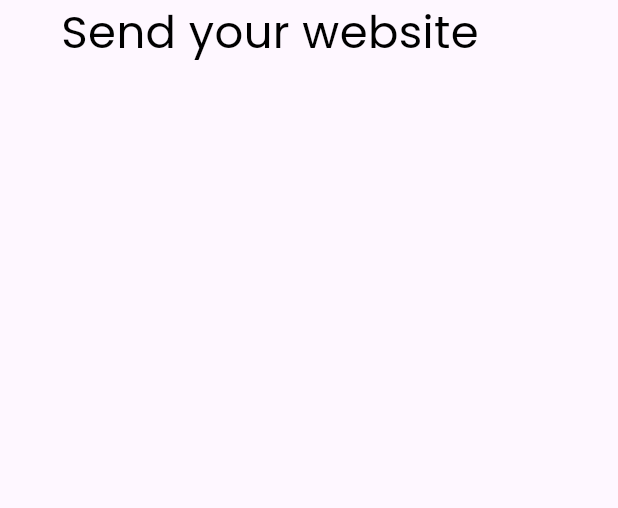
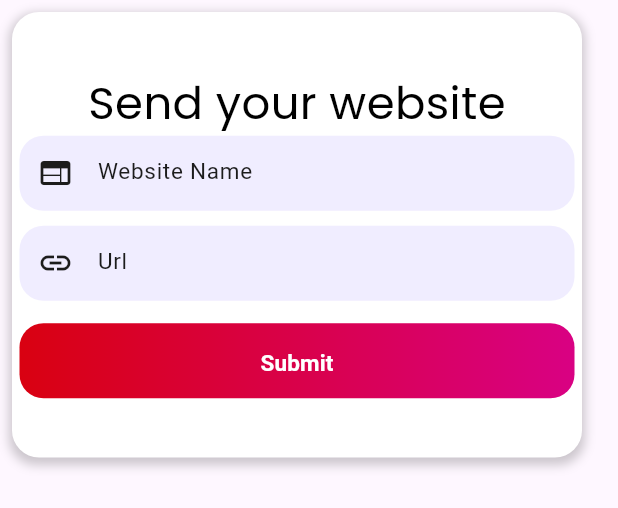
Before and after one commit to Rostomgh/Satim_App, a Flutter app: the CustomCard widget shown alone on an empty page, opened directly, on a phone screen of 412 x 824 dp. Shown: the top 508 px of the screen. Run offline on Flutter 3.47's test engine with Material 3 defaults, Android fonts, the light colour scheme and no system bars; our stand-ins replace bloc, dio, flutter_bloc, hugeicons.

Commit message:
fix nav_bar

```diff
--- a/lib/Logic/layout/layout_cubit.dart
+++ b/lib/Logic/layout/layout_cubit.dart
@@ -1,6 +1,8 @@
 import 'package:flutter/material.dart';
 import 'package:flutter_bloc/flutter_bloc.dart';
 import 'package:satim_hack/features/home/presentation/view/HomeScreen.dart';
+import 'package:satim_hack/features/home/presentation/view/NotifyScreen.dart';
+import 'package:satim_hack/features/home/presentation/view/ProfileScreen.dart';
 
 
 part 'layout_state.dart';
@@ -9,8 +11,8 @@ class LayoutCubit extends Cubit<LayoutState> {
   LayoutCubit() : super(LayoutInitial());
   List<Widget> pages = [
     const HomeScreen(),
-    //const SearchScreen(),
-    //const EventExploreScreen(),
+    const Notifyscreen(),
+    const Profilescreen(),
 
   ];
   static LayoutCubit get(context) => BlocProvider.of(context);
--- a/lib/core/Router/OngenerateRoute.dart
+++ b/lib/core/Router/OngenerateRoute.dart
@@ -1,6 +1,7 @@
 import 'package:flutter/material.dart';
 import 'package:satim_hack/core/Router/ErrorRoute.dart';
 import 'package:satim_hack/core/Ui/LogoScreen.dart';
+import 'package:satim_hack/core/helper/layout.dart';
 import 'package:satim_hack/features/Auth/presentation/view/LoginScreen.dart';
 import 'package:satim_hack/features/Auth/presentation/view/SignupScreen.dart';
 import 'package:satim_hack/features/home/presentation/view/HomeScreen.dart';
@@ -16,6 +17,9 @@ class AppRoute {
         return MaterialPageRoute(builder: (_) => const SignupScreen());
       case '/home':
         return MaterialPageRoute(builder: (_) => const HomeScreen());
+        case '/nav':
+        return MaterialPageRoute(builder: (_) => const LayoutScreen());
+
       default:
         return MaterialPageRoute(builder: (_) => const ErrorRoute());
     }
--- a/lib/features/Auth/presentation/view/LoginScreen.dart
+++ b/lib/features/Auth/presentation/view/LoginScreen.dart
@@ -161,7 +161,7 @@ class _LoginScreenState extends State<LoginScreen> {
                 GradientButton(
                   text: 'Register',
                   onPressed: () {
-                    Navigator.pushNamed(context, '/signup');
+                    Navigator.pushNamed(context, '/nav');
                   },
                 ),
               ],
--- a/lib/features/home/presentation/view/HomeScreen.dart
+++ b/lib/features/home/presentation/view/HomeScreen.dart
@@ -3,6 +3,7 @@ import 'package:hugeicons/hugeicons.dart';
 import 'package:satim_hack/core/Theme/AppColor.dart';
 import 'package:satim_hack/core/helper/Assets.dart';
 import 'package:satim_hack/core/helper/CustomBox.dart';
+import 'package:satim_hack/features/home/presentation/view/Widget/CustomCard.dart';
 
 class HomeScreen extends StatefulWidget {
   const HomeScreen({super.key});
@@ -41,6 +42,7 @@ class _HomeScreenState extends State<HomeScreen> {
           ),
         ],
       ),
+      body: CustomCard(),
       floatingActionButton: FloatingActionButton(onPressed:(){} ,
       backgroundColor: AppColor.satim,
       child: Icon(Icons.add,color: AppColor.white,size: 30,),
--- a/lib/features/home/presentation/view/Widget/CustomCard.dart
+++ b/lib/features/home/presentation/view/Widget/CustomCard.dart
@@ -1,5 +1,8 @@
 import 'package:flutter/material.dart';
 import 'package:satim_hack/core/Theme/AppColor.dart';
+import 'package:satim_hack/core/helper/CustomBox.dart';
+import 'package:satim_hack/features/Auth/presentation/view/Widget/CustomButton.dart';
+import 'package:satim_hack/features/Auth/presentation/view/Widget/CustomInput.dart';
 
 class CustomCard extends StatefulWidget {
   const CustomCard({super.key});
@@ -9,23 +12,74 @@ class CustomCard extends StatefulWidget {
 }
 
 class _CustomCardState extends State<CustomCard> {
+  final TextEditingController mycontroller = TextEditingController();
+  final TextEditingController url = TextEditingController();
+
   @override
   Widget build(BuildContext context) {
-    return Container(
-      width: 360,
+    return Padding(
+      padding: const EdgeInsets.all(8.0),
+      child: Container(
+        width: 380,
         height: 297,
         decoration: BoxDecoration(
-        borderRadius: BorderRadiusDirectional.circular(18)
+          borderRadius: BorderRadiusDirectional.circular(18),
+          color: Colors.white, // Set a background color
+          boxShadow: [
+            BoxShadow(
+              color: Colors.black.withOpacity(0.2), // Shadow color
+              spreadRadius: 2, // Spread radius
+              blurRadius: 5, // Blur radius
+              offset: const Offset(0, 3), // Changes position of shadow
             ),
-      child: const Column(
+          ],
+        ),
+        child: Column(
+          mainAxisAlignment: MainAxisAlignment.center,
+          crossAxisAlignment: CrossAxisAlignment.center,
           children: [
-          Text('Send your website',style: TextStyle(
+            const Text(
+              'Send your website',
+              style: TextStyle(
                   fontSize: 30,
-            fontWeight:FontWeight.w500,
+                  fontWeight: FontWeight.w500,
                   color: AppColor.black,
-            fontFamily: 'PoppinsRegular'
-          ),)
+                  fontFamily: 'PoppinsRegular'),
+            ),
+            CustomInput(
+                hint: 'Website Name',
+                obc: false,
+                keyboardType: TextInputType.url,
+                icon: Icons.web,
+                mycontroller: mycontroller,
+                valid: (value) {
+                  if (value == null || value.isEmpty) {
+                    return 'Url cannot be empty';
+                  }
+                  return null;
+                }),
+            verticalSpace(10),
+            CustomInput(
+                hint: 'Url',
+                obc: false,
+                keyboardType: TextInputType.url,
+                icon: Icons.link,
+                mycontroller: url,
+                valid: (value) {
+                  if (value == null || value.isEmpty) {
+                    return 'Url cannot be empty';
+                  }
+                  return null;
+                }),
+            verticalSpace(15),
+            GradientButton(
+              text: 'Submit',
+              onPressed: () {
+                Navigator.pushNamed(context, '/');
+              },
+            ),
           ],
+        ),
       ),
     );
   }
```
Also changed, not shown: lib/core/helper/layout.dart (+10 -4 lines), lib/features/home/presentation/view/NotifyScreen.dart (added, +10 -0 lines), lib/features/home/presentation/view/ProfileScreen.dart (added, +15 -0 lines). Lines whose indentation alone changed are shown as unchanged.
